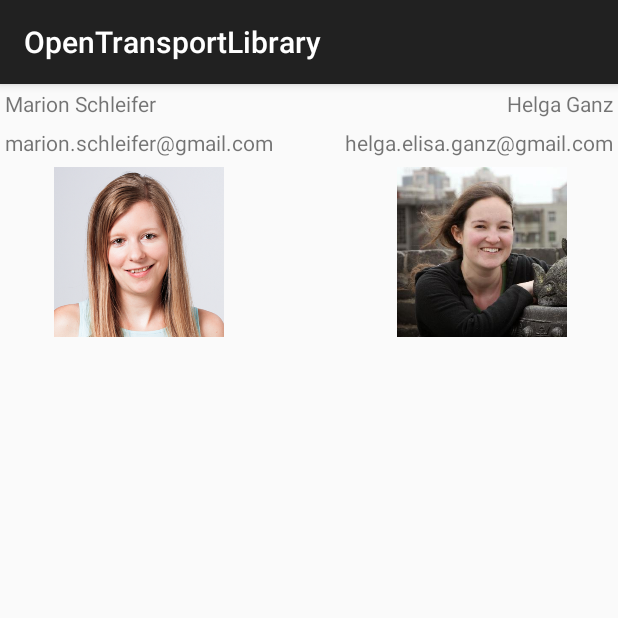
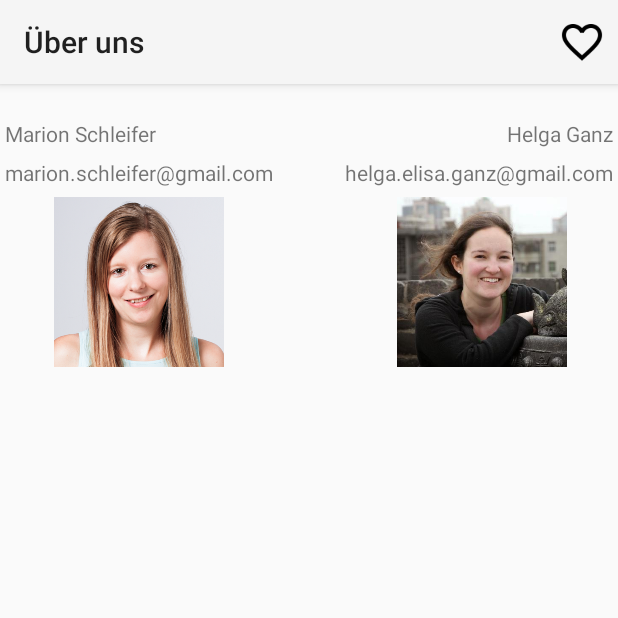
Before and after one commit to marionschleifer/fahrplan-app, an Android app: the AboutActivity screen opened directly, with no data from a screen before it, on a phone screen of 412 x 824 dp, the top half of it. Run offline under Robolectric (Android 15) with nearby library versions, the phone set to English and light mode, and no system bars.

Commit message:
added AppBar and Menues to all activities

```diff
--- a/app/src/main/java/ch/schoeb/opentransportlibrary/AboutActivity.java
+++ b/app/src/main/java/ch/schoeb/opentransportlibrary/AboutActivity.java
@@ -1,7 +1,11 @@
 package ch.schoeb.opentransportlibrary;
 
+import android.content.Intent;
 import android.os.Bundle;
 import android.support.v7.app.AppCompatActivity;
+import android.support.v7.widget.Toolbar;
+import android.view.Menu;
+import android.view.MenuItem;
 
 /**
  * Created by marion on 26.01.17.
@@ -12,5 +16,22 @@ public class AboutActivity extends AppCompatActivity {
     protected void onCreate(Bundle savedInstanceState) {
         super.onCreate(savedInstanceState);
         setContentView(R.layout.activity_about);
+
+        Toolbar toolbar = (Toolbar) findViewById(R.id.toolbar);
+        setSupportActionBar(toolbar);
+    }
+
+    @Override
+    public boolean onCreateOptionsMenu(Menu menu){
+        getMenuInflater().inflate(R.menu.toolbar_about, menu);
+        return true;
+    }
+
+    @Override
+    public boolean onOptionsItemSelected(MenuItem item){
+        switch(item.getItemId()) {
+            default:
+                return super.onOptionsItemSelected(item);
+        }
     }
 }
--- a/app/src/main/res/layout/activity_about.xml
+++ b/app/src/main/res/layout/activity_about.xml
@@ -1,11 +1,21 @@
 <?xml version="1.0" encoding="utf-8"?>
 <LinearLayout xmlns:android="http://schemas.android.com/apk/res/android"
     android:layout_width="match_parent"
-    android:layout_height="match_parent">
+    android:layout_height="match_parent"
+    android:orientation="vertical">
+
+    <android.support.v7.widget.Toolbar
+        android:id="@+id/toolbar"
+        android:layout_width="match_parent"
+        android:layout_height="?attr/actionBarSize"
+        android:background="?attr/colorPrimary"
+        android:elevation="4dp"
+        android:theme="@style/ThemeOverlay.AppCompat.ActionBar" />
 
     <TableLayout xmlns:android="http://schemas.android.com/apk/res/android"
         android:layout_width="match_parent"
         android:layout_height="match_parent"
+        android:layout_marginTop="20dp"
         android:stretchColumns="1">
 
         <TableRow>
--- /dev/null
+++ b/app/src/main/res/menu/toolbar_about.xml
@@ -0,0 +1,11 @@
+<menu xmlns:android="http://schemas.android.com/apk/res/android"
+    xmlns:app="http://schemas.android.com/apk/res-auto" xmlns:tools="http://schemas.android.com/tools" tools:context=".MainActivity">
+
+    <!-- "Mark Favorite", should appear as action button if possible -->
+    <item
+        android:id="@+id/action_favorite"
+        android:icon="@drawable/ic_favorite_border_black_48dp"
+        android:title="@string/action_favorite"
+        app:showAsAction="ifRoom"/>
+
+</menu>
--- a/app/src/main/res/values/strings.xml
+++ b/app/src/main/res/values/strings.xml
@@ -3,4 +3,6 @@
 
     <string name="hello_world">Hello world!</string>
     <string name="action_settings">Settings</string>
+    <string name="action_about">Über uns</string>
+    <string name="action_favorite">Favoriten</string>
 </resources>
```
Also changed, not shown: app/src/main/AndroidManifest.xml (+13 -3 lines), app/src/main/java/ch/schoeb/opentransportlibrary/ConnectionListActivity.java (+26 -1 lines), app/src/main/java/ch/schoeb/opentransportlibrary/MainActivity.java (+24 -0 lines), app/src/main/res/layout/activity_connection_list.xml (+8 -0 lines), app/src/main/res/layout/activity_main.xml (+14 -15 lines), app/src/main/res/menu/toolbar_connections.xml (added, +16 -0 lines), app/src/main/res/menu/toolbar_main.xml (added, +16 -0 lines), app/src/main/res/drawable/ic_favorite_border_black_48dp.png (added), app/src/main/res/drawable/ic_swap_vert_black_48dp.png (added).
